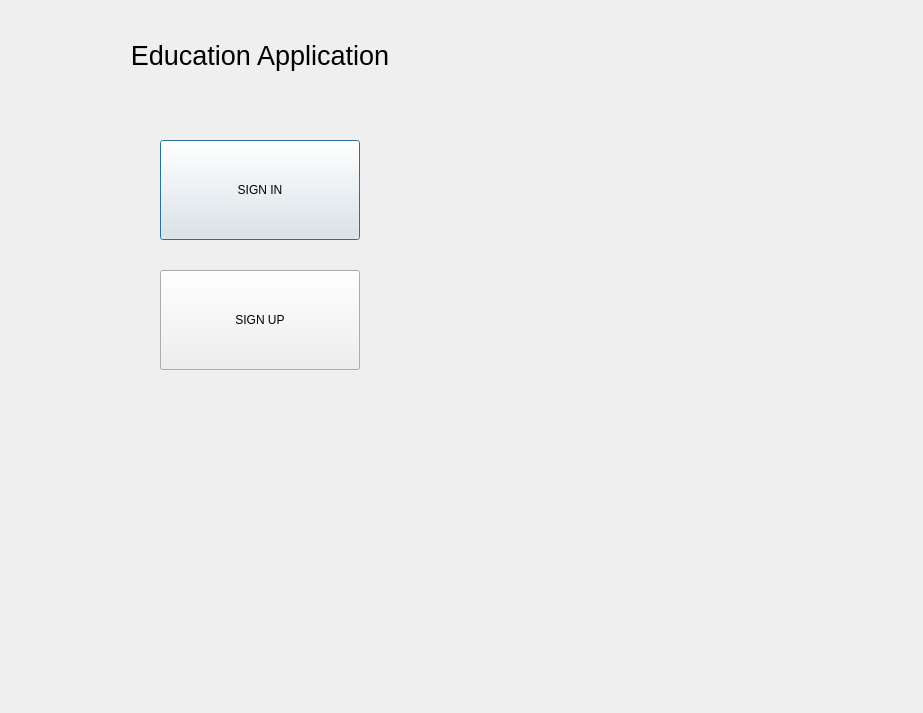
Above: main.ui from syarin03/EduApp before the change. Below: the same form after it.
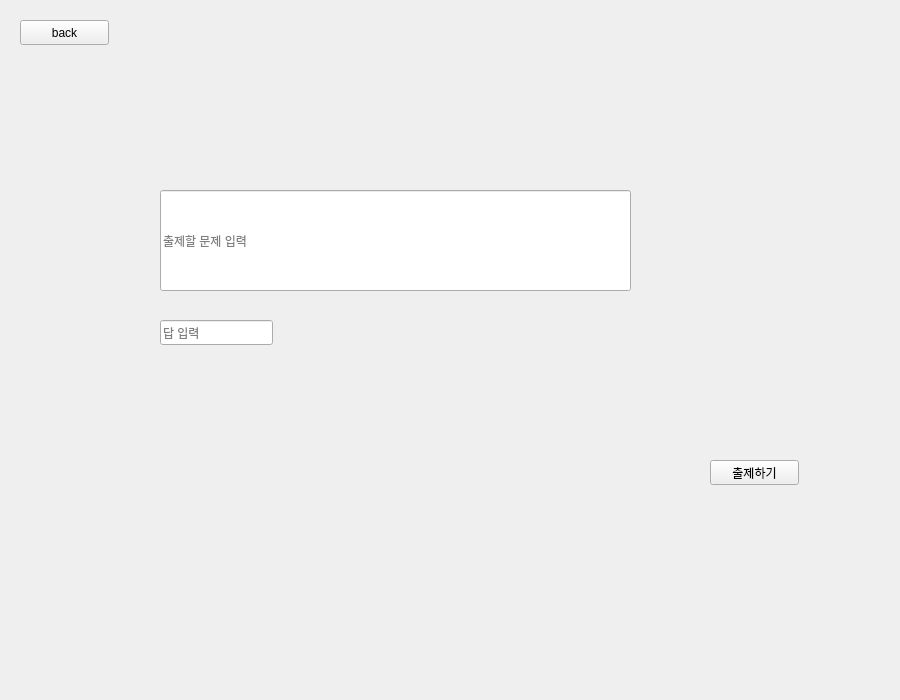
That is the form after the change.

```diff
--- a/main.ui
+++ b/main.ui
@@ -6,8 +6,8 @@
    <rect>
     <x>0</x>
     <y>0</y>
-    <width>923</width>
-    <height>713</height>
+    <width>900</width>
+    <height>700</height>
    </rect>
   </property>
   <property name="windowTitle">
@@ -18,12 +18,12 @@
     <rect>
      <x>0</x>
      <y>0</y>
-     <width>871</width>
-     <height>711</height>
+     <width>900</width>
+     <height>700</height>
     </rect>
    </property>
    <property name="currentIndex">
-    <number>0</number>
+    <number>5</number>
    </property>
    <widget class="QWidget" name="login_main">
     <widget class="QLabel" name="label">
@@ -441,7 +441,61 @@
      </property>
     </widget>
    </widget>
-   <widget class="QWidget" name="study"/>
+   <widget class="QWidget" name="sendquiz">
+    <widget class="QLineEdit" name="lineEdit">
+     <property name="geometry">
+      <rect>
+       <x>160</x>
+       <y>190</y>
+       <width>471</width>
+       <height>101</height>
+      </rect>
+     </property>
+     <property name="placeholderText">
+      <string>출제할 문제 입력</string>
+     </property>
+    </widget>
+    <widget class="QLineEdit" name="lineEdit_2">
+     <property name="geometry">
+      <rect>
+       <x>160</x>
+       <y>320</y>
+       <width>113</width>
+       <height>25</height>
+      </rect>
+     </property>
+     <property name="placeholderText">
+      <string>답 입력</string>
+     </property>
+    </widget>
+    <widget class="QPushButton" name="pushButton_4">
+     <property name="geometry">
+      <rect>
+       <x>20</x>
+       <y>20</y>
+       <width>89</width>
+       <height>25</height>
+      </rect>
+     </property>
+     <property name="text">
+      <string>back</string>
+     </property>
+    </widget>
+    <widget class="QPushButton" name="pushButton_5">
+     <property name="geometry">
+      <rect>
+       <x>710</x>
+       <y>460</y>
+       <width>89</width>
+       <height>25</height>
+      </rect>
+     </property>
+     <property name="text">
+      <string>출제하기</string>
+     </property>
+    </widget>
+   </widget>
+   <widget class="QWidget" name="tchrmain"/>
   </widget>
  </widget>
  <resources/>
```
Left out of the diff: 2 changed lines with no effect on the pictures.
